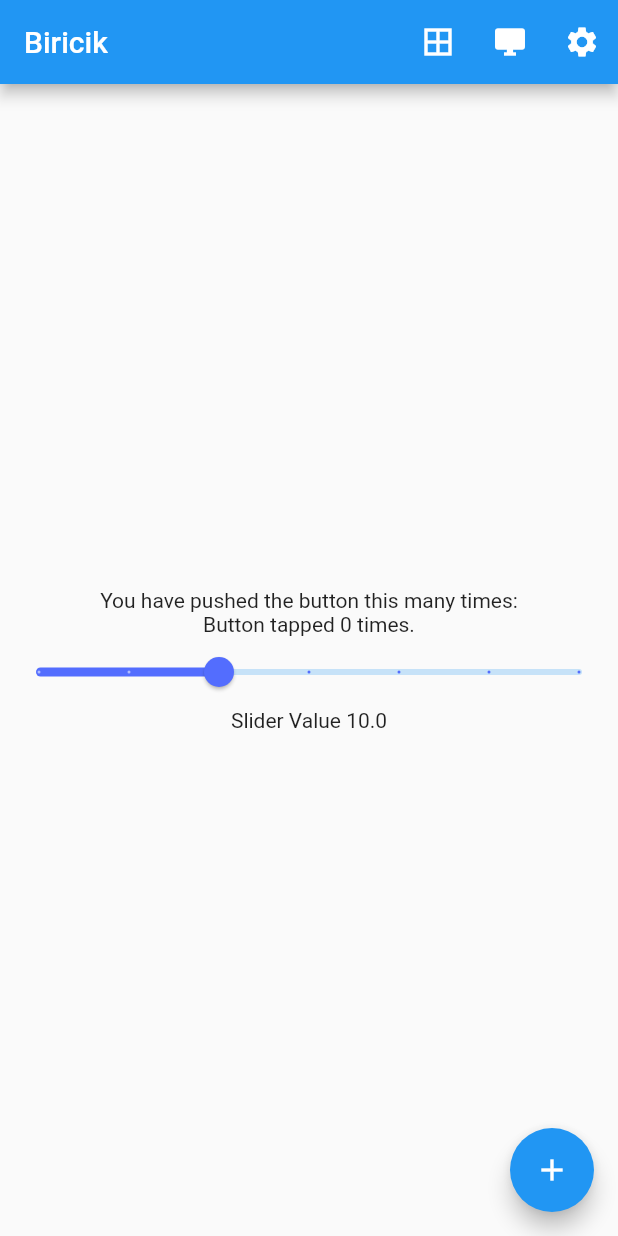
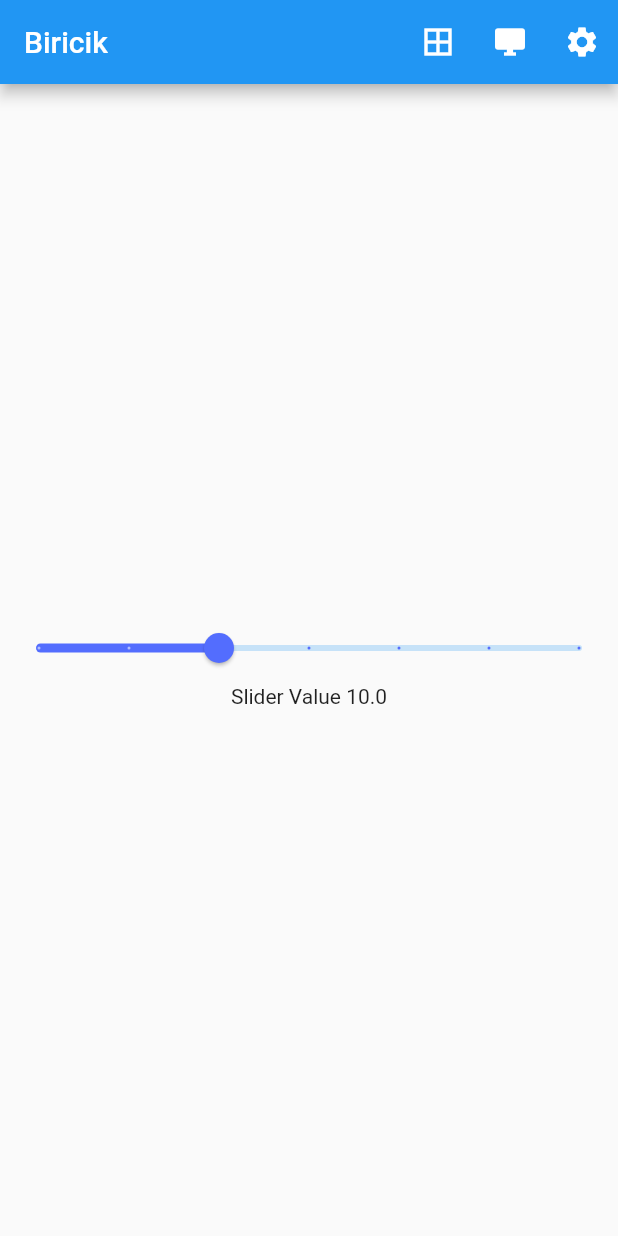
Before and after one commit to f9n/biricik, a Flutter app: the screen it shows after launch, on a phone screen of 412 x 824 dp. Run offline on Flutter 3.47's test engine with Material 2 defaults, Android fonts, the phone set to English and light mode, and no system bars; our stand-ins replace flutter_form_builder, shared_preferences, sqflite, webview_flutter; accounts and stored records are empty.

Commit message:
Home sayfasini guncelle.

```diff
--- a/lib/screens/home/index.dart
+++ b/lib/screens/home/index.dart
@@ -1,6 +1,4 @@
 import 'package:flutter/material.dart';
-
-import 'package:shared_preferences/shared_preferences.dart';
 
 import 'package:biricik/screens/settings/index.dart';
 
@@ -10,33 +8,13 @@ class HomeScreen extends StatefulWidget {
 }
 
 class _HomeScreenState extends State<HomeScreen> {
-  Future<SharedPreferences> _prefs = SharedPreferences.getInstance();
-  Future<int> _counter;
   double _sliderValue = 10.0;
-  double _sliderMax = 30.0;
-  double _sliderMin = 0.0;
-  double _sliderRange = 5.0;
 
   @override
   void initState() {
     super.initState();
-    _counter = _prefs.then((SharedPreferences prefs) {
-      return (prefs.getInt('counter') ?? 0);
-    });
   }
 
-  Future<Null> _incrementCounter() async {
-    final SharedPreferences prefs = await _prefs;
-    final int counter = (prefs.getInt('counter') ?? 0) + 1;
-
-    setState(() {
-      _counter = prefs.setInt("counter", counter).then((bool success) {
-        return counter;
-      });
-    });
-  }
-
-  // Dashboard, Icons.border_all
   @override
   Widget build(BuildContext context) {
     return Scaffold(
@@ -64,25 +42,6 @@ class _HomeScreenState extends State<HomeScreen> {
         child: Column(
           mainAxisAlignment: MainAxisAlignment.center,
           children: <Widget>[
-            Text(
-              'You have pushed the button this many times:',
-            ),
-            FutureBuilder<int>(
-              future: _counter,
-              builder: (BuildContext context, AsyncSnapshot<int> snapshot) {
-                switch (snapshot.connectionState) {
-                  case ConnectionState.waiting:
-                    return const CircularProgressIndicator();
-                  default:
-                    if (snapshot.hasError)
-                      return Text('Error: ${snapshot.error}');
-                    else
-                      return Text(
-                        'Button tapped ${snapshot.data} time${snapshot.data == 1 ? '' : 's'}.',
-                      );
-                }
-              },
-            ),
             Slider(
               activeColor: Colors.indigoAccent,
               min: 0.0,
@@ -97,11 +56,6 @@ class _HomeScreenState extends State<HomeScreen> {
           ],
         ),
       ),
-      floatingActionButton: FloatingActionButton(
-        onPressed: _incrementCounter,
-        tooltip: 'Increment',
-        child: Icon(Icons.add),
-      ), // This trailing comma makes auto-formatting nicer for build methods.
     );
   }
 }
```
